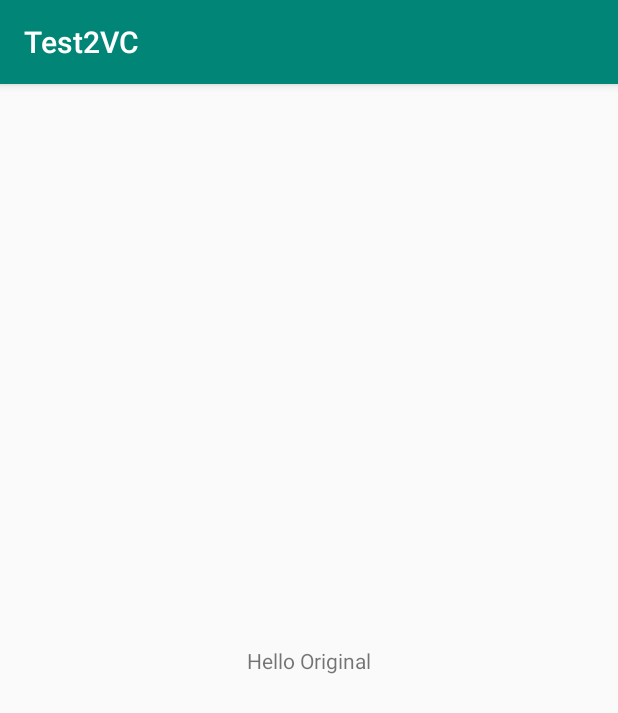
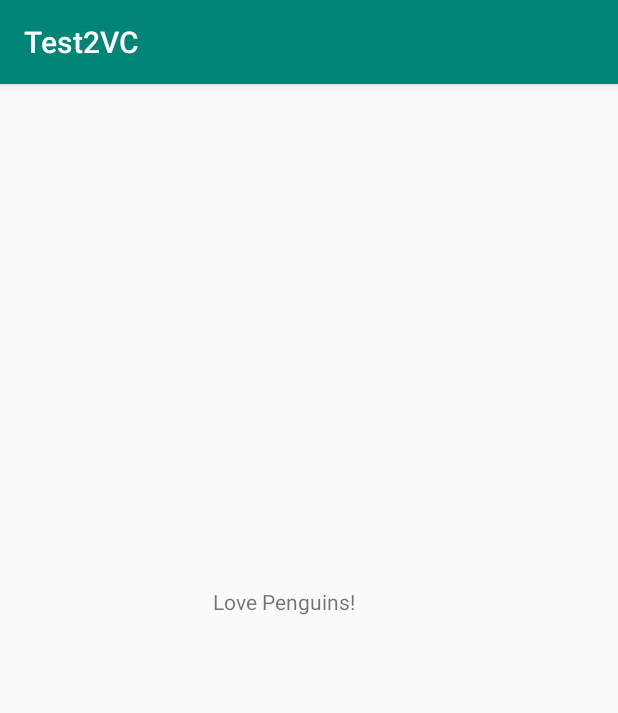
Before and after one commit to RHSoftwareDev/TestVC2, an Android app: the screen it shows after launch (MainActivity), on a phone screen of 412 x 824 dp. Shown: the top 713 px of the screen. Run offline under Robolectric (Android 15) with nearby library versions, the phone set to English and light mode, and no system bars.

Commit message:
Fixed message

```diff
--- a/app/src/main/res/layout/activity_main.xml
+++ b/app/src/main/res/layout/activity_main.xml
@@ -7,9 +7,9 @@
     tools:context=".MainActivity">
 
     <TextView
-        android:layout_width="wrap_content"
-        android:layout_height="wrap_content"
-        android:text="Hello Original"
+        android:layout_width="128dp"
+        android:layout_height="97dp"
+        android:text="Love Penguins!"
         app:layout_constraintBottom_toBottomOf="parent"
         app:layout_constraintLeft_toLeftOf="parent"
         app:layout_constraintRight_toRightOf="parent"
```
